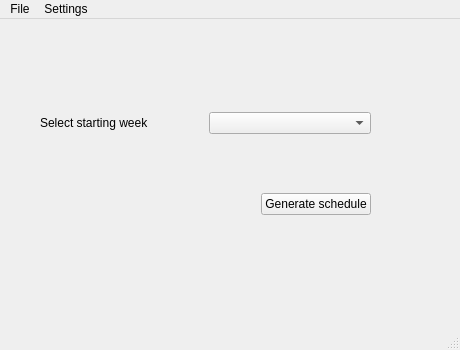
This is CleaningScheduleGenerator.UI/mainwindow.ui in Jenzzz/CleaningScheduleGenerator as Qt 5 draws it before an edit. The edited form follows.
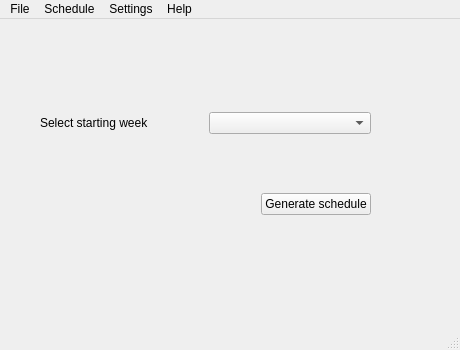
This is the edited form.

What changed in the file:
```diff
--- a/CleaningScheduleGenerator.UI/mainwindow.ui
+++ b/CleaningScheduleGenerator.UI/mainwindow.ui
@@ -86,7 +86,7 @@
      <x>0</x>
      <y>0</y>
      <width>460</width>
-     <height>21</height>
+     <height>17</height>
     </rect>
    </property>
    <widget class="QMenu" name="menuFile">
@@ -102,8 +102,33 @@
     <addaction name="actionAdd_Room"/>
     <addaction name="actionPreferences"/>
    </widget>
+   <widget class="QMenu" name="menuHelp">
+    <property name="title">
+     <string>Help</string>
+    </property>
+    <addaction name="actionAbout"/>
+    <addaction name="separator"/>
+    <addaction name="actionAbout_Cleaning_schedule_generator"/>
+   </widget>
+   <widget class="QMenu" name="menuSchedule">
+    <property name="title">
+     <string>Schedule</string>
+    </property>
+    <widget class="QMenu" name="menuRoom">
+     <property name="title">
+      <string>Rooms</string>
+     </property>
+     <addaction name="actionAdd_Room"/>
+     <addaction name="actionRemove_Room"/>
+    </widget>
+    <addaction name="actionGenerate"/>
+    <addaction name="separator"/>
+    <addaction name="menuRoom"/>
+   </widget>
    <addaction name="menuFile"/>
+   <addaction name="menuSchedule"/>
    <addaction name="menuSettings"/>
+   <addaction name="menuHelp"/>
   </widget>
   <widget class="QStatusBar" name="statusbar"/>
   <action name="actionExit">
```
Left out of the diff: 61 changed lines with no effect on the pictures.
